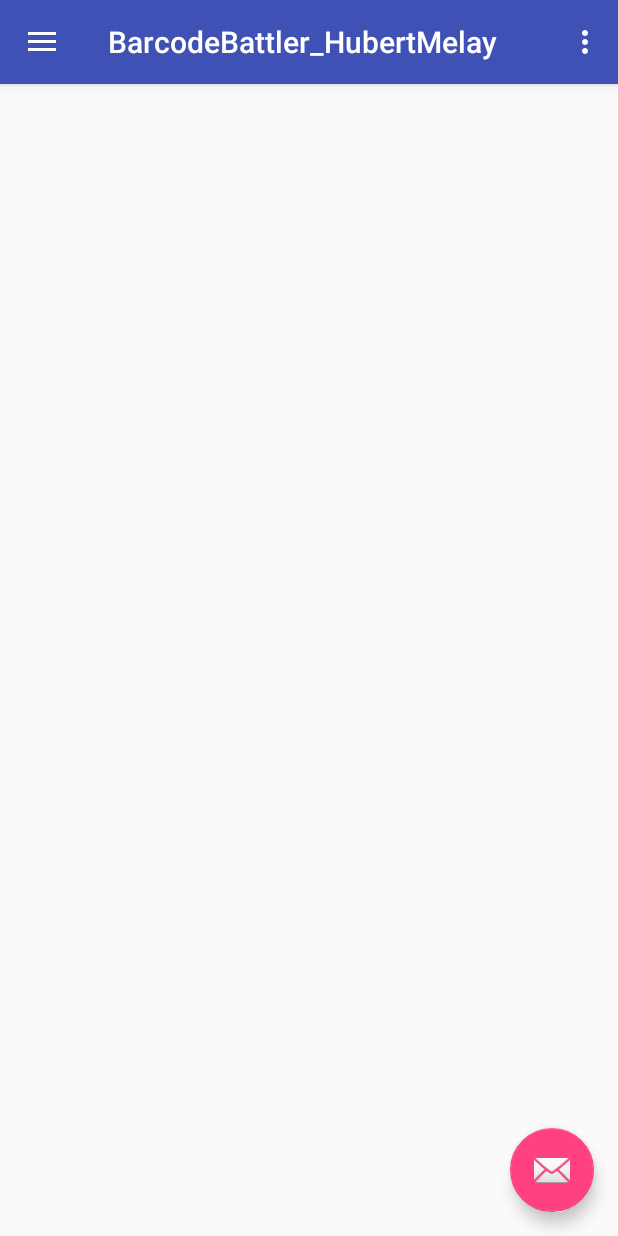
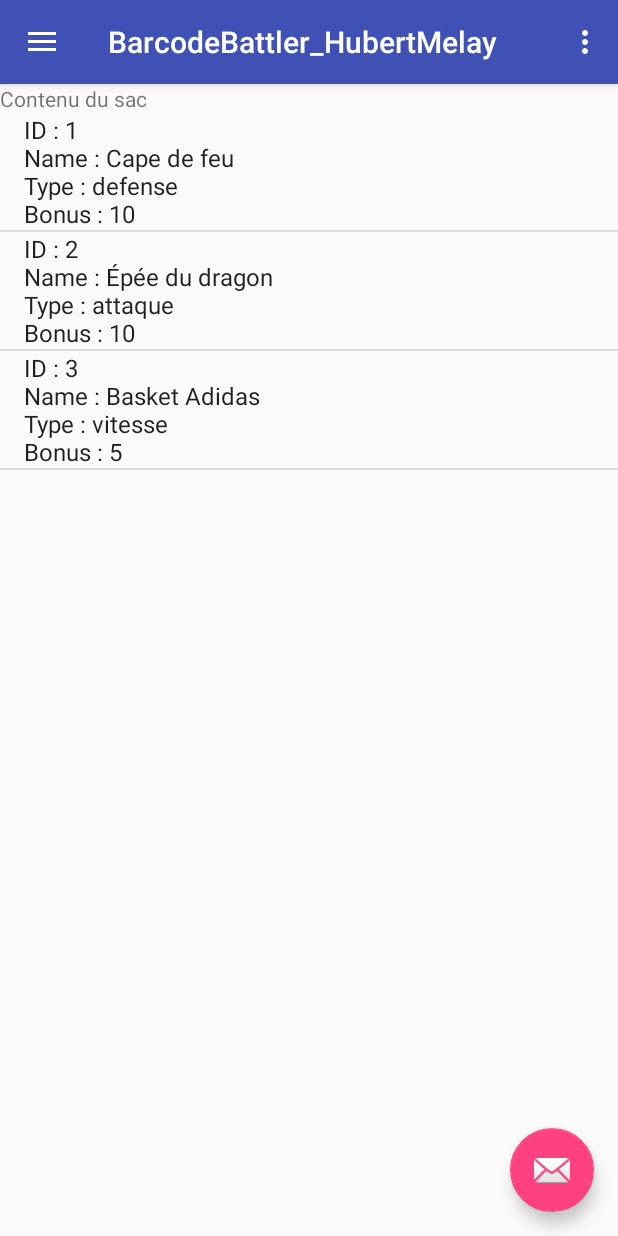
Before and after one commit to jux21/BarcodeBattler_HubertMelay, an Android app: the screen it shows after launch (MainActivity), in the side drawer, after a tap on "Sac", on a phone screen of 412 x 824 dp. Run offline under Robolectric (Android 15) with nearby library versions, the phone set to English and light mode, and no system bars.

Commit message:
Création et affichage d’équipements dans la vue Bag.

```diff
--- a/app/src/main/java/com/cecile_melay/barcodebattler_hubertmelay/MainActivity.java
+++ b/app/src/main/java/com/cecile_melay/barcodebattler_hubertmelay/MainActivity.java
@@ -22,6 +22,7 @@ import android.view.MenuItem;
 import com.cecile_melay.barcodebattler_hubertmelay.database.dao.CreatureDAO;
 import com.cecile_melay.barcodebattler_hubertmelay.database.dao.EquipmentDAO;
 import com.cecile_melay.barcodebattler_hubertmelay.entities.Creature;
+import com.cecile_melay.barcodebattler_hubertmelay.entities.Equipment;
 import com.cecile_melay.barcodebattler_hubertmelay.fragments.MyFragment;
 import com.cecile_melay.barcodebattler_hubertmelay.fragments.views.DisplayCreatures;
 import com.cecile_melay.barcodebattler_hubertmelay.fragments.views.DisplayEquipmentAndPotions;
@@ -65,16 +66,28 @@ public class MainActivity extends AppCompatActivity
 
         // Insertion de données tests en BD
         CreatureDAO creatureDAO = new CreatureDAO(this);
+        EquipmentDAO equipmentDAO = new EquipmentDAO(this);
+
         Creature creature1 = new Creature("Jux",120,"air",5,80,50,30);
         Creature creature2 = new Creature("Cecile",140,"feu",3,50,20,10);
         Creature creature3 = new Creature("Mad",120,"eau",8,80,100,300);
         Creature creature4 = new Creature("Max",120,"terre",6,90,75,160);
+        Equipment equipment1 = new Equipment("Cape de feu","defense",10);
+        Equipment equipment2 = new Equipment("Épée du dragon","attaque",10);
+        Equipment equipment3 = new Equipment("Basket Adidas","vitesse",5);
+
         creatureDAO.open();
-        //creatureDAO.insertCreature(creature1);
-        //creatureDAO.insertCreature(creature2);
-        //creatureDAO.insertCreature(creature3);
-        //creatureDAO.insertCreature(creature4);
+        creatureDAO.insertCreature(creature1);
+        creatureDAO.insertCreature(creature2);
+        creatureDAO.insertCreature(creature3);
+        creatureDAO.insertCreature(creature4);
         creatureDAO.close();
+        equipmentDAO.open();
+        equipmentDAO.insertEquipment(equipment1);
+        equipmentDAO.insertEquipment(equipment2);
+        equipmentDAO.insertEquipment(equipment3);
+        equipmentDAO.close();
+
         //Creature creatureFromBDD = creatureDAO.getCreatureWithName("Jux");
         //if(creatureFromBDD != null) {
             //On affiche les infos de la Creature dans un Toast
--- a/app/src/main/java/com/cecile_melay/barcodebattler_hubertmelay/fragments/views/DisplayCreatures.java
+++ b/app/src/main/java/com/cecile_melay/barcodebattler_hubertmelay/fragments/views/DisplayCreatures.java
@@ -50,9 +50,5 @@ public class DisplayCreatures extends MyFragment {
 
             listCreatures.setAdapter(arrayAdapter);
         }
-
-
-
-
     }
 }
--- a/app/src/main/java/com/cecile_melay/barcodebattler_hubertmelay/fragments/views/DisplayEquipmentAndPotions.java
+++ b/app/src/main/java/com/cecile_melay/barcodebattler_hubertmelay/fragments/views/DisplayEquipmentAndPotions.java
@@ -1,13 +1,25 @@
 package com.cecile_melay.barcodebattler_hubertmelay.fragments.views;
 
+import android.widget.ArrayAdapter;
+import android.widget.ListView;
+import android.widget.Toast;
+
 import com.cecile_melay.barcodebattler_hubertmelay.R;
+import com.cecile_melay.barcodebattler_hubertmelay.database.dao.CreatureDAO;
+import com.cecile_melay.barcodebattler_hubertmelay.database.dao.EquipmentDAO;
+import com.cecile_melay.barcodebattler_hubertmelay.entities.Creature;
+import com.cecile_melay.barcodebattler_hubertmelay.entities.Equipment;
 import com.cecile_melay.barcodebattler_hubertmelay.fragments.MyFragment;
+
+import java.util.List;
 
 /**
  * Created by Utilisateur on 25/10/2017.
  */
 
 public class DisplayEquipmentAndPotions extends MyFragment {
+
+    ListView listBag;
 
     @Override
     protected int getLayoutId() {
@@ -19,4 +31,24 @@ public class DisplayEquipmentAndPotions extends MyFragment {
         return null;
     }
 
+    @Override
+    protected void init() {
+        listBag = (ListView)contentView.findViewById(R.id.bagContent);
+        EquipmentDAO equipmentDAO = new EquipmentDAO(this.getContext());
+        equipmentDAO.open();
+        List<Equipment> equipmentsFromBDD = equipmentDAO.getAllEquipment();
+        if(equipmentsFromBDD == null) {
+            Toast.makeText(this.getContext(), "No creatures", Toast.LENGTH_LONG).show();
+        }
+        else {
+            List<String> equipmentFromBDDString = equipmentDAO.equipmentToString(equipmentsFromBDD);
+            ArrayAdapter<String> arrayAdapter = new ArrayAdapter<String>(
+                    this.getContext(),
+                    android.R.layout.simple_list_item_1,
+                    equipmentFromBDDString);
+
+            listBag.setAdapter(arrayAdapter);
+        }
+    }
+
 }
--- a/app/src/main/res/layout/display_equipment_and_potions.xml
+++ b/app/src/main/res/layout/display_equipment_and_potions.xml
@@ -3,4 +3,15 @@
     android:orientation="vertical" android:layout_width="match_parent"
     android:layout_height="match_parent">
 
+    <TextView
+        android:id="@+id/textView"
+        android:layout_width="match_parent"
+        android:layout_height="wrap_content"
+        android:text="Contenu du sac" />
+
+    <ListView
+        android:id="@+id/bagContent"
+        android:layout_width="match_parent"
+        android:layout_height="421dp" />
+
 </LinearLayout>
```
